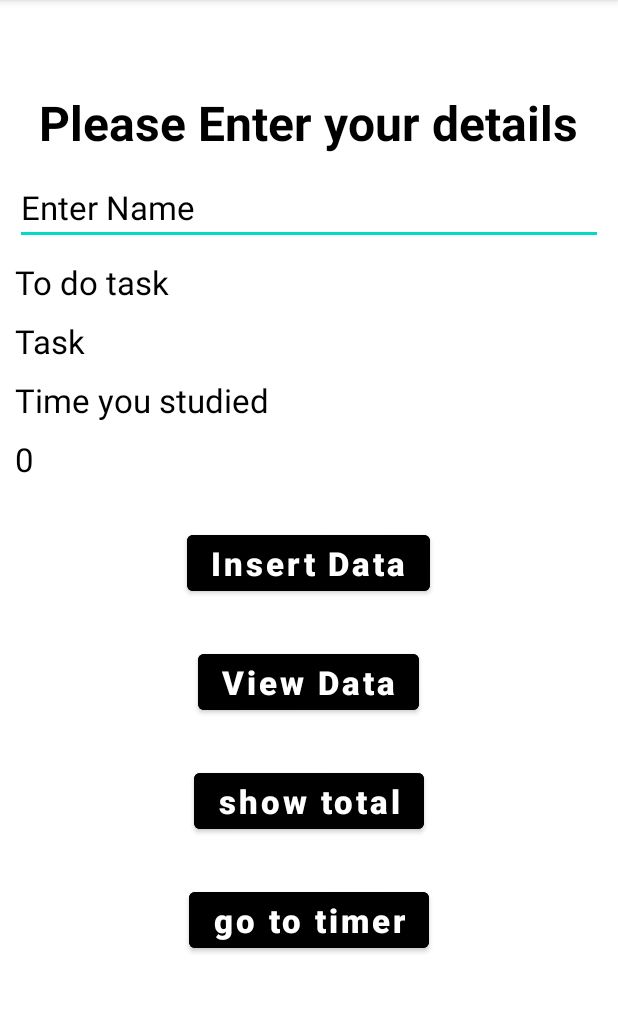
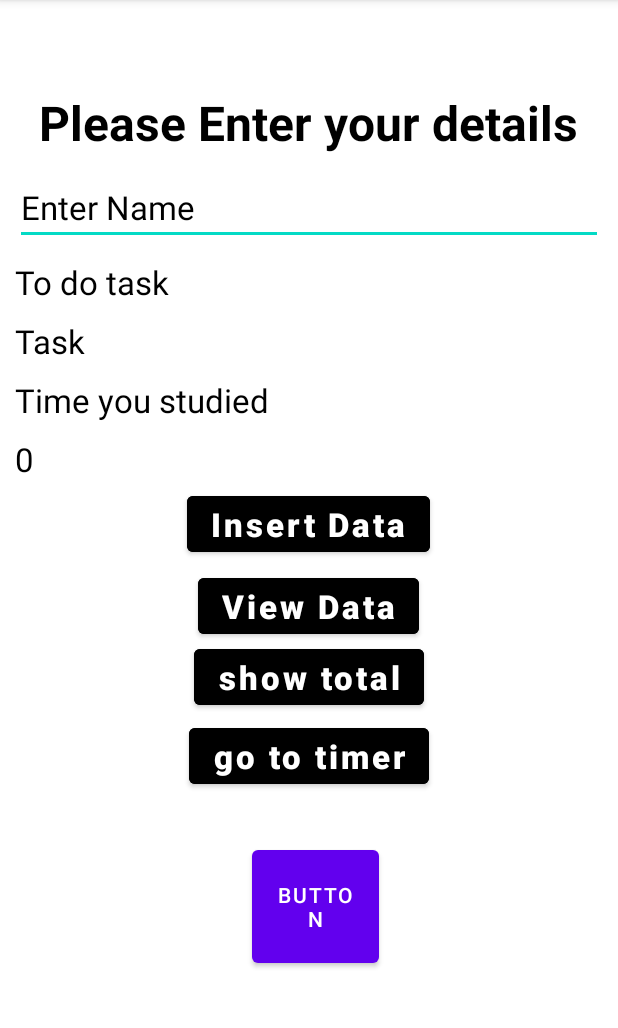
Before and after one commit to Kumoichi/SaveStudy, an Android app: the screen it shows after launch (MainActivity), on a phone screen of 412 x 824 dp, the part 84-1112 px from its top. Run offline under Robolectric (Android 15) with nearby library versions, the light colour scheme and no system bars; libraries missing offline, so code that uses them is left out: com.github.mikephil.charting.

Commit message:
Bar chart

```diff
--- a/app/build.gradle
+++ b/app/build.gradle
@@ -27,6 +27,7 @@
     }
 }
 
+
 dependencies {
 
     implementation 'androidx.appcompat:appcompat:1.5.1'
@@ -35,4 +36,5 @@
     testImplementation 'junit:junit:4.13.2'
     androidTestImplementation 'androidx.test.ext:junit:1.1.4'
     androidTestImplementation 'androidx.test.espresso:espresso-core:3.5.0'
+    implementation 'com.github.PhilJay:MPAndroidChart:v3.1.0'
 }
--- a/app/src/main/java/com/example/savestudy/MainActivity.java
+++ b/app/src/main/java/com/example/savestudy/MainActivity.java
@@ -10,15 +10,16 @@
 import android.widget.EditText;
 import android.widget.TextView;
 import android.widget.Toast;
+
+import com.github.mikephil.charting.charts.BarChart;
+
 import java.util.Random;
-
-
 
 public class MainActivity extends AppCompatActivity {
 
     EditText subject;
     TextView toDoTask, stuTime;
-    Button insert_btn, view_btn, total_btn, goTimer_btn;
+    Button insert_btn, view_btn, total_btn, goTimer_btn,bar_btn;
     DBHelper db;
 
     @Override
@@ -33,6 +34,7 @@
         view_btn = findViewById(R.id.view_btn);
         total_btn = findViewById(R.id.total_btn);
         goTimer_btn = findViewById(R.id.goTimer_btn);
+        bar_btn = findViewById(R.id.Bar_btn);
 
         db = new DBHelper(this);
 
@@ -86,5 +88,21 @@
                 startActivity(new Intent(MainActivity.this, Timer.class));
             }
         });
+
+        bar_btn.setOnClickListener(new View.OnClickListener() {
+            @Override
+            public void onClick(View view) {
+                int intValue = mIntent.getIntExtra("timedata", 0);
+                String studyTime = String.valueOf(intValue);
+                Intent intent = new Intent(MainActivity.this, BarGraph.class);
+                intent.putExtra("key", studyTime);
+                startActivity(intent);
+            }
+        });
+    }
+
+    public void moveToGraph(View view) {
+        startActivity(new Intent(MainActivity.this, BarGraph.class));
+
     }
 }
--- a/app/src/main/res/layout/activity_main.xml
+++ b/app/src/main/res/layout/activity_main.xml
@@ -35,12 +35,12 @@
         android:id="@+id/taskView"
         android:layout_width="match_parent"
         android:layout_height="wrap_content"
-        android:text="To do task"
         android:layout_below="@+id/subject_ed"
         android:layout_marginTop="10dp"
+        android:text="To do task"
         android:textColor="@color/black"
         android:textColorHint="@color/black"
-        android:textSize="22sp"/>
+        android:textSize="22sp" />
 
     <TextView
         android:id="@+id/toDoTask"
@@ -80,12 +80,13 @@
         android:layout_height="wrap_content"
         android:layout_below="@+id/timeData"
         android:layout_centerHorizontal="true"
-        android:layout_marginTop="30dp"
+        android:layout_marginTop="4dp"
         android:backgroundTint="@color/black"
-        android:textSize="22sp"
         android:text="Insert Data"
         android:textAllCaps="false"
-        android:textStyle="bold"/>
+        android:textSize="22sp"
+        android:textStyle="bold" />
+
 
     <Button
         android:id="@+id/view_btn"
@@ -93,13 +94,12 @@
         android:layout_height="wrap_content"
         android:layout_below="@+id/insert_btn"
         android:layout_centerHorizontal="true"
-        android:layout_marginTop="30dp"
+        android:layout_marginTop="5dp"
         android:backgroundTint="@color/black"
-        android:textSize="22sp"
         android:text="View Data"
         android:textAllCaps="false"
-        android:textStyle="bold"/>
-
+        android:textSize="22sp"
+        android:textStyle="bold" />
 
     <Button
         android:id="@+id/total_btn"
@@ -107,12 +107,12 @@
         android:layout_height="wrap_content"
         android:layout_below="@+id/view_btn"
         android:layout_centerHorizontal="true"
-        android:layout_marginTop="30dp"
+        android:layout_marginTop="-2dp"
         android:backgroundTint="@color/black"
-        android:textSize="22sp"
         android:text="show total"
         android:textAllCaps="false"
-        android:textStyle="bold"/>
+        android:textSize="22sp"
+        android:textStyle="bold" />
 
     <Button
         android:id="@+id/goTimer_btn"
@@ -120,11 +120,26 @@
         android:layout_height="wrap_content"
         android:layout_below="@+id/total_btn"
         android:layout_centerHorizontal="true"
-        android:layout_marginTop="30dp"
+        android:layout_marginTop="3dp"
         android:backgroundTint="@color/black"
-        android:textSize="22sp"
         android:text="go to timer"
         android:textAllCaps="false"
-        android:textStyle="bold"/>
+        android:textSize="22sp"
+        android:textStyle="bold" />
+
+    <Button
+        android:id="@+id/Bar_btn"
+        android:onClick="moveToGraph"
+        android:layout_width="wrap_content"
+        android:layout_height="wrap_content"
+        android:layout_below="@+id/goTimer_btn"
+        android:layout_alignParentStart="true"
+        android:layout_alignParentEnd="true"
+        android:layout_alignParentBottom="true"
+        android:layout_marginStart="158dp"
+        android:layout_marginTop="32dp"
+        android:layout_marginEnd="149dp"
+        android:layout_marginBottom="110dp"
+        android:text="Button" />
 
 </RelativeLayout>
--- a/settings.gradle
+++ b/settings.gradle
@@ -10,6 +10,7 @@
     repositories {
         google()
         mavenCentral()
+        maven { url 'https://jitpack.io' }
     }
 }
 rootProject.name = "SaveStudy"
```
Also changed, not shown: app/src/main/java/com/example/savestudy/BarGraph.java (+94 -0 lines), app/src/main/java/com/example/savestudy/DBHelper.java (+46 -1 lines), app/src/main/res/layout/activity_bar_graph.xml (+37 -0 lines).
